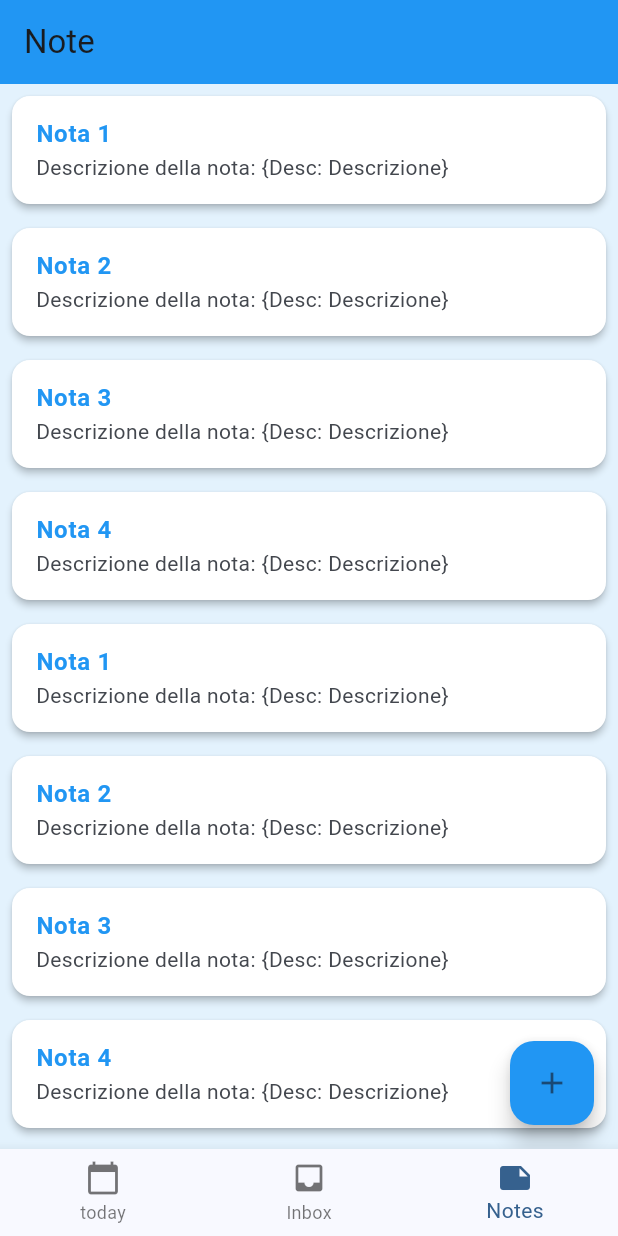
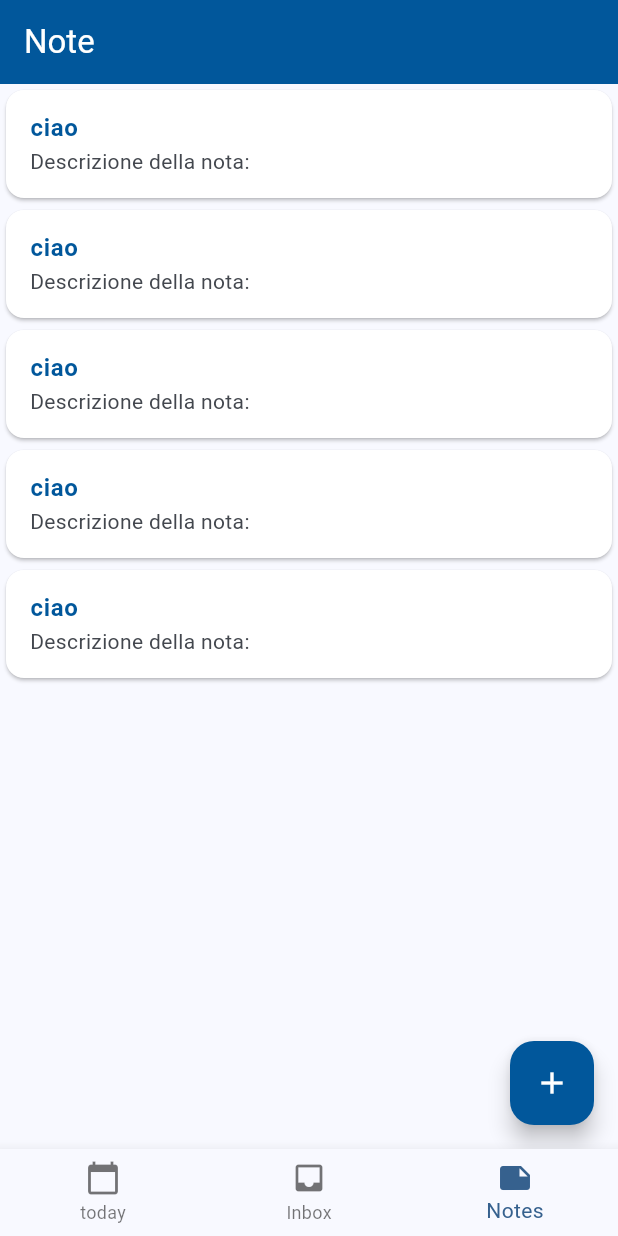
Before and after one commit to joekueng/progetto-m335-flutter, a Flutter app: the screen it shows after launch, item 3 of the bottom bar chosen, on a phone screen of 412 x 824 dp. Run offline on Flutter 3.47's test engine with Material 2 defaults, Android fonts, the phone set to English and light mode, and no system bars; our stand-ins replace firebase_core, sqflite; accounts and stored records are empty.

Commit message:
create note

```diff
--- a/lib/pages/CreateNewNote.dart
+++ b/lib/pages/CreateNewNote.dart
@@ -18,7 +18,6 @@ class _CreateNewNoteState extends State<CreateNewNote> {
     _textController.dispose();
     super.dispose();
   }
-
 
   @override
   Widget build(BuildContext context) {
--- a/lib/pages/NotesView.dart
+++ b/lib/pages/NotesView.dart
@@ -1,21 +1,6 @@
-import 'dart:math';
 import 'package:flutter/material.dart';
 import 'CreateNewNote.dart';
 import 'NoteDetailView.dart';
-
-class Note {
-  late String title;
-  late Map<String, dynamic> content;
-  late DateTime startDate;
-  late DateTime modifyDate;
-
-  Note({
-    required this.title,
-    required this.content,
-    required this.startDate,
-    required this.modifyDate,
-  });
-}
 
 class NotesView extends StatefulWidget {
   const NotesView({Key? key}) : super(key: key);
@@ -24,45 +9,15 @@ class NotesView extends StatefulWidget {
   State<NotesView> createState() => _NotesViewState();
 }
 
+
 class _NotesViewState extends State<NotesView> {
-  DateTime randomDate(DateTime start, DateTime end) {
-    final random = Random();
-    final dayDifference = end.difference(start).inDays;
-    final randomDays = random.nextInt(dayDifference + 1);
-    return start.add(Duration(days: randomDays));
-  }
-
-  List<Note> generateRandomNotes(int count) {
-    final List<String> titles = ["Nota 1", "Nota 2", "Nota 3", "Nota 4"];
-
-    final DateTime now = DateTime.now();
-
-    return List.generate(count, (index) {
-      final title = titles[index % titles.length];
-      final content = {
-        'Desc': 'Descrizione',
-      };
-      final startDate = randomDate(DateTime(2023, 1, 1), now);
-      final modifyDate = randomDate(startDate, now);
-
-      return Note(
-        title: title,
-        content: content,
-        startDate: startDate,
-        modifyDate: modifyDate,
-      );
-    });
-  }
 
   @override
   Widget build(BuildContext context) {
-    final List<Note> notes = generateRandomNotes(10);
-
-
     return Scaffold(
       appBar: AppBar(
-        title: Text('Note'),
-        backgroundColor: Colors.blue,
+        title: Text('Note', style: TextStyle(color: Colors.white),),
+        backgroundColor: Colors.lightBlue.shade900,
       ),
       floatingActionButton: FloatingActionButton(
         onPressed: () {
@@ -72,31 +27,21 @@ class _NotesViewState extends State<NotesView> {
             ),
           );
         },
+        child: Icon(Icons.add, color: Colors.white,),
+        backgroundColor: Colors.lightBlue.shade900,
+      ),
 
-        child: Icon(Icons.add),
-        backgroundColor: Colors.blue,
-      ),
+
       body: Container(
-        color: Colors.blue[50],
         child: ListView.builder(
-          itemCount: notes.length,
+          itemCount: 5,
           itemBuilder: (context, index) {
-            final note = notes[index];
             return Card(
               color: Colors.white,
-              elevation: 2.0,
-              margin: EdgeInsets.all(8.0),
+
               child: ListTile(
-                title: Text(
-                  note.title,
-                  style: TextStyle(color: Colors.blue, fontWeight: FontWeight.bold),
-                ),
-                subtitle: Column(
-                  crossAxisAlignment: CrossAxisAlignment.start,
-                  children: [
-                    Text('Descrizione della nota: ${notes.first.content}'),
-                  ],
-                ),
+                title: Text("ciao", style: TextStyle(color: Colors.lightBlue.shade900, fontWeight: FontWeight.bold),),
+                subtitle: Column(crossAxisAlignment: CrossAxisAlignment.start, children: [Text('Descrizione della nota:'),],),
                 onTap: () {
                   Navigator.of(context).push(
                     MaterialPageRoute(
```
